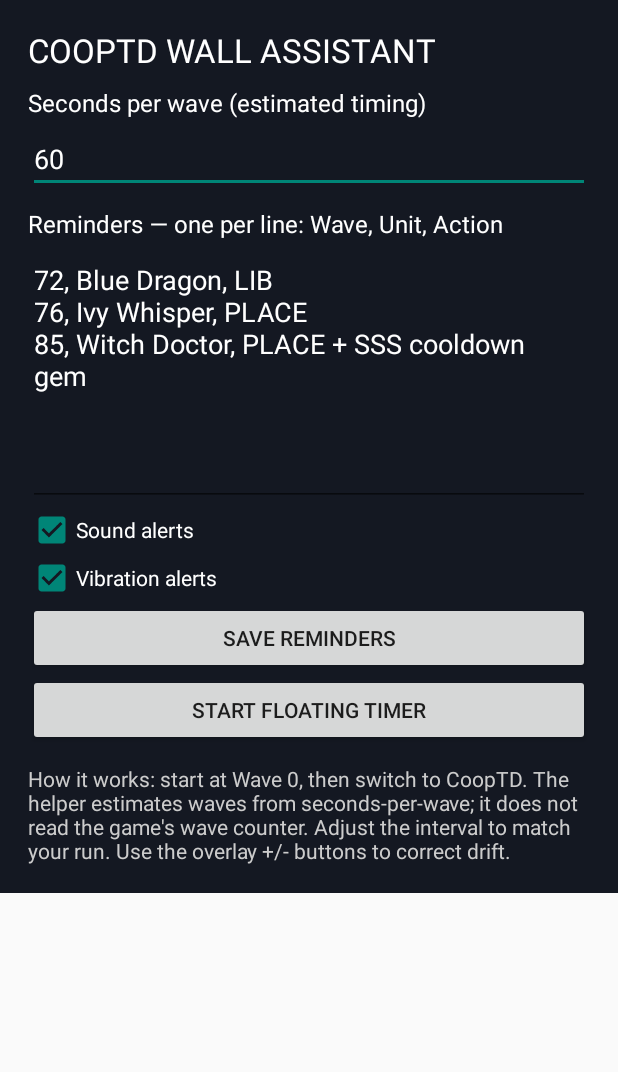
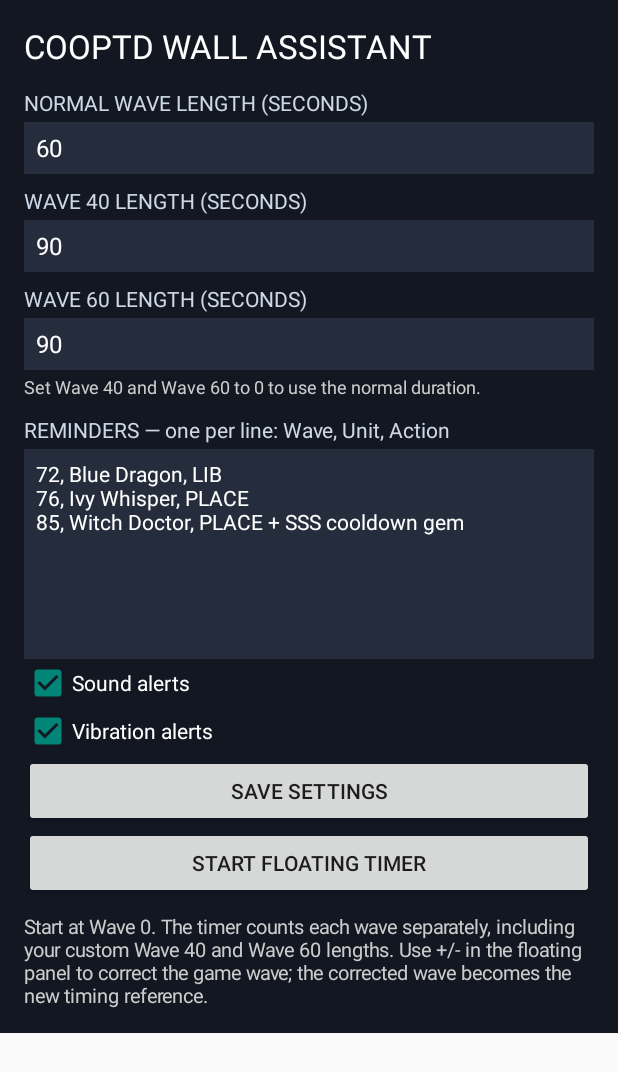
Before and after one commit to yoyoitsyo/CoopTD-App, an Android app: the screen it shows after launch (MainActivity), after a tap on "START FLOATING TIMER", on a phone screen of 412 x 824 dp. Shown: the top 1072 px of the screen. Run offline under Robolectric (Android 15) with nearby library versions, the phone set to English and light mode, and no system bars.

Commit message:
Add configurable normal and special wave lengths

```diff
--- a/app/src/main/java/com/yoyoitsyo/cooptdwall/MainActivity.kt
+++ b/app/src/main/java/com/yoyoitsyo/cooptdwall/MainActivity.kt
@@ -15,50 +15,122 @@ import android.widget.*
 
 class MainActivity : Activity() {
     private val prefs by lazy { getSharedPreferences("wall", MODE_PRIVATE) }
-    private lateinit var interval: EditText
+    private lateinit var normalLength: EditText
+    private lateinit var wave40Length: EditText
+    private lateinit var wave60Length: EditText
     private lateinit var reminders: EditText
     private lateinit var sound: CheckBox
     private lateinit var vibration: CheckBox
 
     override fun onCreate(savedInstanceState: Bundle?) {
         super.onCreate(savedInstanceState)
-        val root = LinearLayout(this).apply { orientation = LinearLayout.VERTICAL; setPadding(28, 28, 28, 28); setBackgroundColor(Color.rgb(20, 24, 34)) }
-        fun label(t: String) = TextView(this).apply { text = t; textSize = 16f; setTextColor(Color.WHITE); setPadding(0, 14, 0, 6) }
-        val title = TextView(this).apply { text = "COOPTD WALL ASSISTANT"; textSize = 22f; setTextColor(Color.WHITE) }
-        root.addView(title)
-        root.addView(label("Seconds per wave (estimated timing)"))
-        interval = EditText(this).apply { setText(prefs.getInt("interval", 60).toString()); inputType = 2; setTextColor(Color.WHITE); setHintTextColor(Color.LTGRAY); hint = "e.g. 60" }
-        root.addView(interval, ViewGroup.LayoutParams(-1, -2))
-        root.addView(label("Reminders — one per line: Wave, Unit, Action"))
+        val root = LinearLayout(this).apply {
+            orientation = LinearLayout.VERTICAL
+            setPadding(24, 24, 24, 24)
+            setBackgroundColor(Color.rgb(18, 23, 34))
+        }
+        fun label(value: String) = TextView(this).apply {
+            text = value
+            textSize = 14f
+            setTextColor(Color.rgb(205, 215, 230))
+            setPadding(0, 12, 0, 5)
+        }
+        fun numberField(key: String, fallback: Int): EditText = EditText(this).apply {
+            setText(prefs.getInt(key, fallback).toString())
+            inputType = 2
+            textSize = 16f
+            setTextColor(Color.WHITE)
+            setHintTextColor(Color.LTGRAY)
+            setPadding(12, 8, 12, 8)
+            setBackgroundColor(Color.rgb(37, 45, 61))
+        }
+
+        root.addView(TextView(this).apply {
+            text = "COOPTD WALL ASSISTANT"
+            textSize = 22f
+            setTextColor(Color.WHITE)
+            setPadding(0, 0, 0, 8)
+        })
+        root.addView(label("NORMAL WAVE LENGTH (SECONDS)"))
+        normalLength = numberField("interval", 60)
+        root.addView(normalLength, ViewGroup.LayoutParams(-1, 52))
+        root.addView(label("WAVE 40 LENGTH (SECONDS)"))
+        wave40Length = numberField("wave40", 90)
+        root.addView(wave40Length, ViewGroup.LayoutParams(-1, 52))
+        root.addView(label("WAVE 60 LENGTH (SECONDS)"))
+        wave60Length = numberField("wave60", 90)
+        root.addView(wave60Length, ViewGroup.LayoutParams(-1, 52))
+        root.addView(TextView(this).apply {
+            text = "Set Wave 40 and Wave 60 to 0 to use the normal duration."
+            textSize = 12f
+            setTextColor(Color.LTGRAY)
+            setPadding(0, 4, 0, 4)
+        })
+
+        root.addView(label("REMINDERS — one per line: Wave, Unit, Action"))
         reminders = EditText(this).apply {
             setText(prefs.getString("reminders", "72, Blue Dragon, LIB\n76, Ivy Whisper, PLACE\n85, Witch Doctor, PLACE + SSS cooldown gem"))
-            minLines = 6; gravity = Gravity.TOP; setTextColor(Color.WHITE); setHintTextColor(Color.LTGRAY)
+            minLines = 5
+            gravity = Gravity.TOP
+            textSize = 14f
+            setTextColor(Color.WHITE)
+            setHintTextColor(Color.LTGRAY)
+            setPadding(12, 10, 12, 10)
+            setBackgroundColor(Color.rgb(37, 45, 61))
         }
-        root.addView(reminders, ViewGroup.LayoutParams(-1, 260))
-        sound = CheckBox(this).apply { text = "Sound alerts"; setTextColor(Color.WHITE); isChecked = prefs.getBoolean("sound", true) }
-        vibration = CheckBox(this).apply { text = "Vibration alerts"; setTextColor(Color.WHITE); isChecked = prefs.getBoolean("vibration", true) }
-        root.addView(sound); root.addView(vibration)
-        val save = Button(this).apply { text = "SAVE REMINDERS"; setOnClickListener { saveSettings(); Toast.makeText(this@MainActivity, "Settings saved", Toast.LENGTH_SHORT).show() } }
-        root.addView(save)
-        val start = Button(this).apply { text = "START FLOATING TIMER"; setOnClickListener { saveSettings(); startOverlay() } }
-        root.addView(start)
-        val note = TextView(this).apply {
-            text = "How it works: start at Wave 0, then switch to CoopTD. The helper estimates waves from seconds-per-wave; it does not read the game's wave counter. Adjust the interval to match your run. Use the overlay +/- buttons to correct drift."
-            textSize = 14f; setTextColor(Color.LTGRAY); setPadding(0, 18, 0, 0)
+        root.addView(reminders, ViewGroup.LayoutParams(-1, 210))
+        sound = CheckBox(this).apply {
+            text = "Sound alerts"; setTextColor(Color.WHITE)
+            isChecked = prefs.getBoolean("sound", true)
         }
-        root.addView(note)
+        vibration = CheckBox(this).apply {
+            text = "Vibration alerts"; setTextColor(Color.WHITE)
+            isChecked = prefs.getBoolean("vibration", true)
+        }
+        root.addView(sound)
+        root.addView(vibration)
+        root.addView(Button(this).apply {
+            text = "SAVE SETTINGS"
+            setOnClickListener {
+                saveSettings()
+                Toast.makeText(this@MainActivity, "Settings saved", Toast.LENGTH_SHORT).show()
+            }
+        })
+        root.addView(Button(this).apply {
+            text = "START FLOATING TIMER"
+            setOnClickListener { saveSettings(); startOverlay() }
+        })
+        root.addView(TextView(this).apply {
+            text = "Start at Wave 0. The timer counts each wave separately, including your custom Wave 40 and Wave 60 lengths. Use +/- in the floating panel to correct the game wave; the corrected wave becomes the new timing reference."
+            textSize = 13f
+            setTextColor(Color.LTGRAY)
+            setPadding(0, 14, 0, 0)
+        })
         setContentView(ScrollView(this).apply { addView(root) })
-        if (Build.VERSION.SDK_INT >= 33 && checkSelfPermission(Manifest.permission.POST_NOTIFICATIONS) != PackageManager.PERMISSION_GRANTED) requestPermissions(arrayOf(Manifest.permission.POST_NOTIFICATIONS), 4)
+        if (Build.VERSION.SDK_INT >= 33 &&
+            checkSelfPermission(Manifest.permission.POST_NOTIFICATIONS) != PackageManager.PERMISSION_GRANTED) {
+            requestPermissions(arrayOf(Manifest.permission.POST_NOTIFICATIONS), 4)
+        }
     }
 
     private fun saveSettings() {
-        val sec = interval.text.toString().toIntOrNull()?.coerceIn(5, 3600) ?: 60
-        prefs.edit().putInt("interval", sec).putString("reminders", reminders.text.toString()).putBoolean("sound", sound.isChecked).putBoolean("vibration", vibration.isChecked).apply()
+        fun read(field: EditText, fallback: Int): Int =
+            field.text.toString().trim().toIntOrNull()?.coerceIn(0, 3600) ?: fallback
+        prefs.edit()
+            .putInt("interval", read(normalLength, 60).coerceAtLeast(5))
+            .putInt("wave40", read(wave40Length, 90))
+            .putInt("wave60", read(wave60Length, 90))
+            .putString("reminders", reminders.text.toString())
+            .putBoolean("sound", sound.isChecked)
+            .putBoolean("vibration", vibration.isChecked)
+            .apply()
     }
 
     private fun startOverlay() {
         if (!Settings.canDrawOverlays(this)) {
-            startActivityForResult(Intent(Settings.ACTION_MANAGE_OVERLAY_PERMISSION, Uri.parse("package:$packageName")), 9)
+            startActivityForResult(
+                Intent(Settings.ACTION_MANAGE_OVERLAY_PERMISSION, Uri.parse("package:$packageName")), 9
+            )
             Toast.makeText(this, "Allow display over other apps, then tap Start again", Toast.LENGTH_LONG).show()
             return
         }
```
